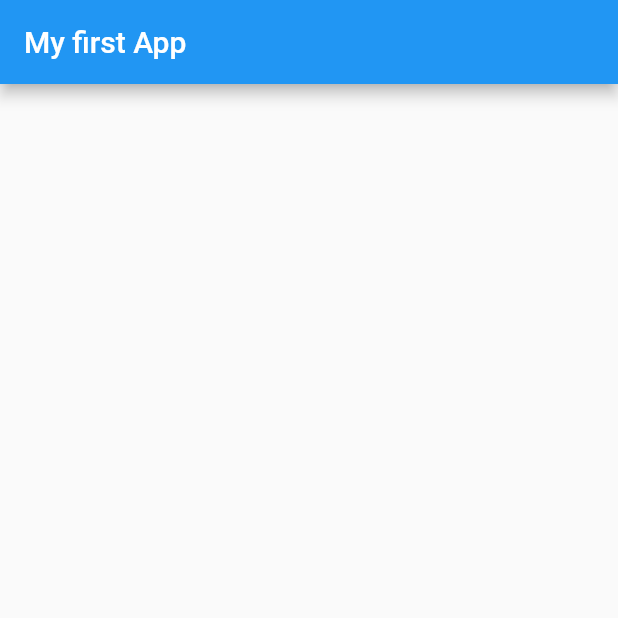
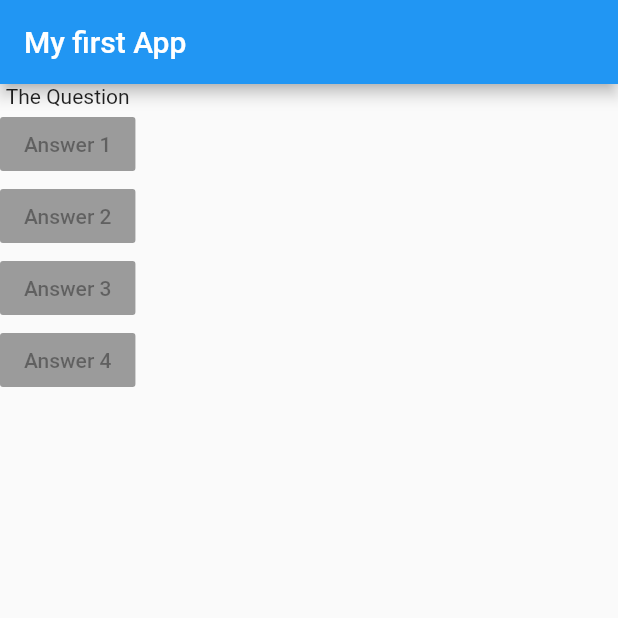
Before and after one commit to MananDev/I-Am-Rich-My-First-Flutter-App, a Flutter app: the screen it shows after launch, on a phone screen of 412 x 824 dp, the top half of it. Run offline on Flutter 3.47's test engine with Material 2 defaults, Android fonts, the phone set to English and light mode, and no system bars.

Commit message:
Update main.dart

```diff
--- a/lib/main.dart
+++ b/lib/main.dart
@@ -14,7 +14,13 @@ class MyApp extends StatelessWidget {
             title: Text('My first App'),
           ),
           body: Column(
-            children: [],
+            children: [
+              Text('The Question'),
+              RaisedButton(child: Text('Answer 1'), onPressed: null),
+              RaisedButton(child: Text('Answer 2'), onPressed: null),
+              RaisedButton(child: Text('Answer 3'), onPressed: null),
+              RaisedButton(child: Text('Answer 4'), onPressed: null),
+            ],
           )),
     );
   }
```
